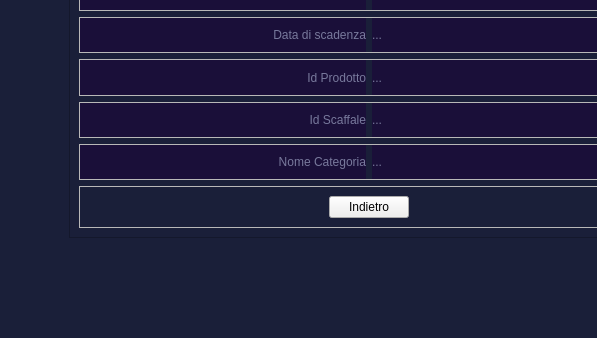
Qt form NegozioDelUsatoPython/MVC/View/AdminButtonsViews/infoProdottoView.ui (LeonUrsu/NegozioDellUsato-ExamIS) before a commit; both pictures show x 81 to 678 and y 262 to 600 of the 900 by 600 pixel window.
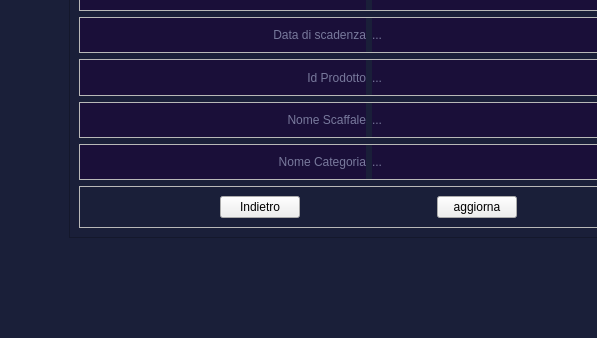
The same form after that commit.

Diff of the .ui file:
```diff
--- a/NegozioDelUsatoPython/MVC/View/AdminButtonsViews/infoProdottoView.ui
+++ b/NegozioDelUsatoPython/MVC/View/AdminButtonsViews/infoProdottoView.ui
@@ -334,7 +334,7 @@
          <item>
           <widget class="QLabel" name="label_6">
            <property name="text">
-            <string>Id Scaffale</string>
+            <string>Nome Scaffale</string>
            </property>
            <property name="alignment">
             <set>Qt::AlignRight|Qt::AlignTrailing|Qt::AlignVCenter</set>
@@ -417,6 +417,19 @@
            </property>
           </widget>
          </item>
+         <item>
+          <widget class="QPushButton" name="aggiornaBtn">
+           <property name="maximumSize">
+            <size>
+             <width>80</width>
+             <height>30</height>
+            </size>
+           </property>
+           <property name="text">
+            <string>aggiorna</string>
+           </property>
+          </widget>
+         </item>
         </layout>
        </widget>
       </item>
```
Left out of the diff: 2 changed lines with no effect on the pictures.
